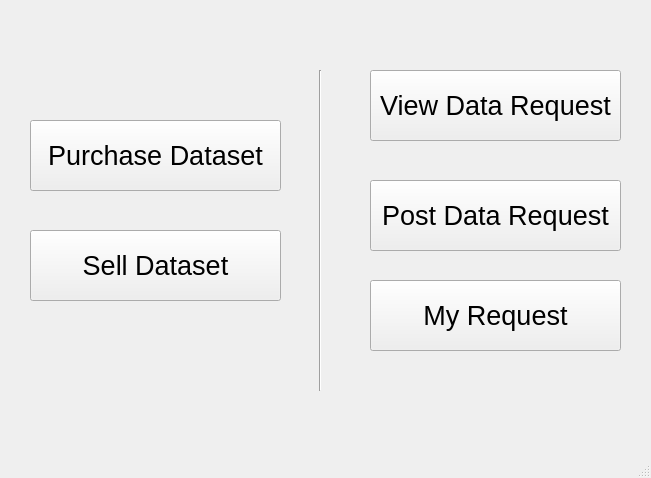
First picture: the form in main page.ui, repository SyedMTaseen/DataSeed, before the edit.
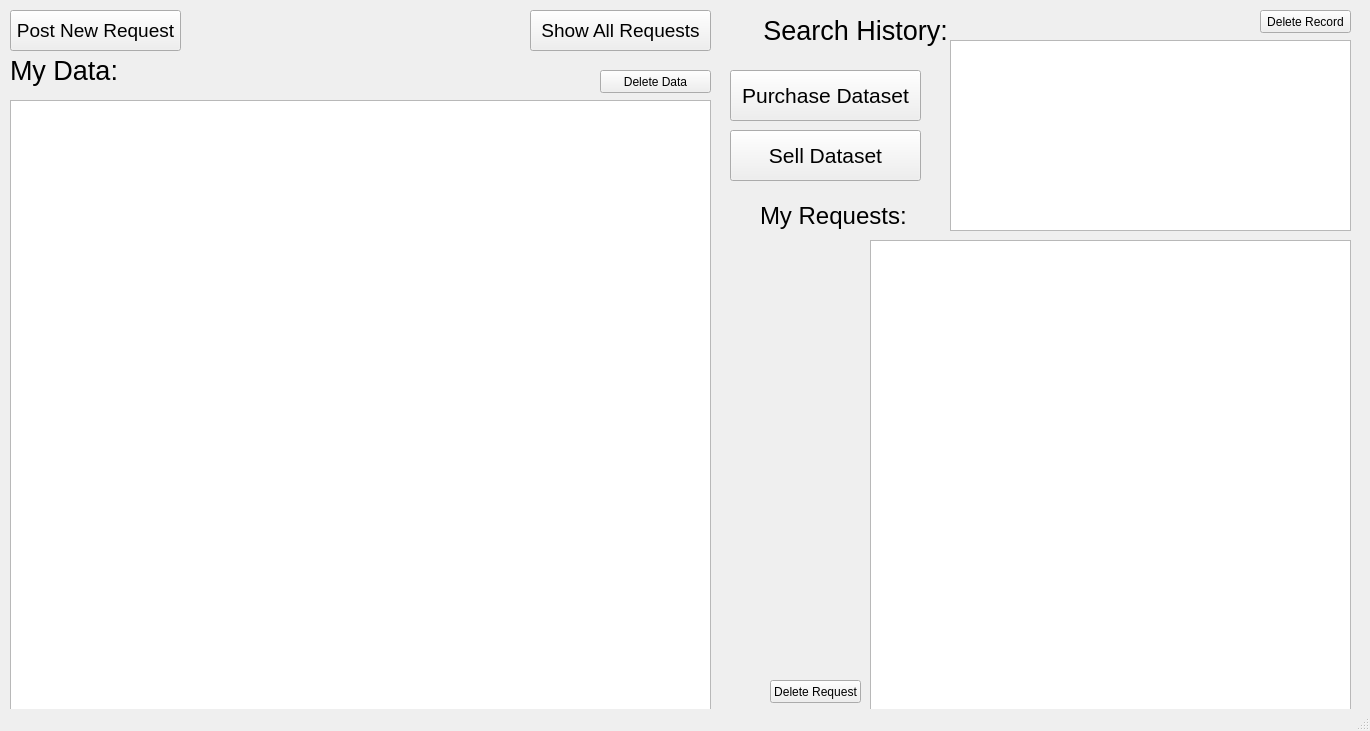
Second picture: the form after the edit.

What changed in the file:
```diff
--- a/main page.ui
+++ b/main page.ui
@@ -6,8 +6,8 @@
    <rect>
     <x>0</x>
     <y>0</y>
-    <width>651</width>
-    <height>478</height>
+    <width>1370</width>
+    <height>731</height>
    </rect>
   </property>
   <property name="windowTitle">
@@ -17,15 +17,15 @@
    <widget class="QPushButton" name="purchase_btn">
     <property name="geometry">
      <rect>
-      <x>30</x>
-      <y>120</y>
-      <width>251</width>
-      <height>71</height>
+      <x>730</x>
+      <y>70</y>
+      <width>191</width>
+      <height>51</height>
      </rect>
     </property>
     <property name="font">
      <font>
-      <pointsize>20</pointsize>
+      <pointsize>16</pointsize>
      </font>
     </property>
     <property name="text">
@@ -38,15 +38,15 @@
    <widget class="QPushButton" name="sell_btn">
     <property name="geometry">
      <rect>
-      <x>30</x>
-      <y>230</y>
-      <width>251</width>
-      <height>71</height>
+      <x>730</x>
+      <y>130</y>
+      <width>191</width>
+      <height>51</height>
      </rect>
     </property>
     <property name="font">
      <font>
-      <pointsize>20</pointsize>
+      <pointsize>16</pointsize>
      </font>
     </property>
     <property name="text">
@@ -56,35 +56,22 @@
      <bool>true</bool>
     </property>
    </widget>
-   <widget class="Line" name="line">
-    <property name="geometry">
-     <rect>
-      <x>310</x>
-      <y>70</y>
-      <width>20</width>
-      <height>321</height>
-     </rect>
-    </property>
-    <property name="orientation">
-     <enum>Qt::Vertical</enum>
-    </property>
-   </widget>
    <widget class="QPushButton" name="view_req_btn">
     <property name="geometry">
      <rect>
-      <x>370</x>
-      <y>70</y>
-      <width>251</width>
-      <height>71</height>
+      <x>530</x>
+      <y>10</y>
+      <width>181</width>
+      <height>41</height>
      </rect>
     </property>
     <property name="font">
      <font>
-      <pointsize>20</pointsize>
+      <pointsize>14</pointsize>
      </font>
     </property>
     <property name="text">
-     <string>View Data Request</string>
+     <string>Show All Requests</string>
     </property>
     <property name="autoDefault">
      <bool>true</bool>
@@ -93,43 +80,199 @@
    <widget class="QPushButton" name="post_req_btn">
     <property name="geometry">
      <rect>
-      <x>370</x>
-      <y>180</y>
-      <width>251</width>
-      <height>71</height>
+      <x>10</x>
+      <y>10</y>
+      <width>171</width>
+      <height>41</height>
      </rect>
     </property>
     <property name="font">
      <font>
-      <pointsize>20</pointsize>
+      <pointsize>14</pointsize>
      </font>
     </property>
     <property name="text">
-     <string>Post Data Request</string>
+     <string>Post New Request</string>
     </property>
     <property name="autoDefault">
      <bool>true</bool>
     </property>
    </widget>
-   <widget class="QPushButton" name="my_req_btn">
+   <widget class="QListWidget" name="listWidget">
     <property name="geometry">
      <rect>
-      <x>370</x>
-      <y>280</y>
-      <width>251</width>
-      <height>71</height>
+      <x>10</x>
+      <y>100</y>
+      <width>701</width>
+      <height>611</height>
      </rect>
     </property>
+   </widget>
+   <widget class="QListWidget" name="listWidget_2">
+    <property name="geometry">
+     <rect>
+      <x>950</x>
+      <y>40</y>
+      <width>401</width>
+      <height>191</height>
+     </rect>
+    </property>
+   </widget>
+   <widget class="QListWidget" name="listWidget_3">
+    <property name="geometry">
+     <rect>
+      <x>870</x>
+      <y>240</y>
+      <width>481</width>
+      <height>471</height>
+     </rect>
+    </property>
+   </widget>
+   <widget class="QLabel" name="label">
+    <property name="geometry">
+     <rect>
+      <x>720</x>
+      <y>10</y>
+      <width>271</width>
+      <height>41</height>
+     </rect>
+    </property>
     <property name="font">
      <font>
+      <family>Segoe UI</family>
       <pointsize>20</pointsize>
      </font>
     </property>
     <property name="text">
-     <string>My Request</string>
+     <string>Search History:</string>
     </property>
-    <property name="autoDefault">
-     <bool>true</bool>
+    <property name="alignment">
+     <set>Qt::AlignCenter</set>
+    </property>
+   </widget>
+   <widget class="QLabel" name="label_2">
+    <property name="geometry">
+     <rect>
+      <x>10</x>
+      <y>50</y>
+      <width>181</width>
+      <height>41</height>
+     </rect>
+    </property>
+    <property name="font">
+     <font>
+      <family>Segoe UI</family>
+      <pointsize>20</pointsize>
+     </font>
+    </property>
+    <property name="text">
+     <string>My Data:</string>
+    </property>
+   </widget>
+   <widget class="QLabel" name="label_3">
+    <property name="geometry">
+     <rect>
+      <x>760</x>
+      <y>190</y>
+      <width>151</width>
+      <height>51</height>
+     </rect>
+    </property>
+    <property name="font">
+     <font>
+      <family>Segoe UI</family>
+      <pointsize>18</pointsize>
+     </font>
+    </property>
+    <property name="text">
+     <string>My Requests:</string>
+    </property>
+   </widget>
+   <widget class="QPushButton" name="deletereq">
+    <property name="geometry">
+     <rect>
+      <x>770</x>
+      <y>680</y>
+      <width>91</width>
+      <height>23</height>
+     </rect>
+    </property>
+    <property name="text">
+     <string>Delete Request</string>
+    </property>
+   </widget>
+   <widget class="QPushButton" name="deleterecord">
+    <property name="geometry">
+     <rect>
+      <x>1260</x>
+      <y>10</y>
+      <width>91</width>
+      <height>23</height>
+     </rect>
+    </property>
+    <property name="text">
+     <string>Delete Record</string>
+    </property>
+   </widget>
+   <widget class="QPushButton" name="deletedata">
+    <property name="geometry">
+     <rect>
+      <x>600</x>
+      <y>70</y>
+      <width>111</width>
+      <height>23</height>
+     </rect>
+    </property>
+    <property name="text">
+     <string>Delete Data</string>
+    </property>
+   </widget>
+   <widget class="QLabel" name="Lerror2">
+    <property name="geometry">
+     <rect>
+      <x>1030</x>
+      <y>10</y>
+      <width>171</width>
+      <height>16</height>
+     </rect>
+    </property>
+    <property name="text">
+     <string/>
+    </property>
+    <property name="alignment">
+     <set>Qt::AlignCenter</set>
+    </property>
+   </widget>
+   <widget class="QLabel" name="Lerror3">
+    <property name="geometry">
+     <rect>
+      <x>230</x>
+      <y>70</y>
+      <width>281</width>
+      <height>16</height>
+     </rect>
+    </property>
+    <property name="text">
+     <string/>
+    </property>
+    <property name="alignment">
+     <set>Qt::AlignCenter</set>
+    </property>
+   </widget>
+   <widget class="QLabel" name="Lerror1">
+    <property name="geometry">
+     <rect>
+      <x>720</x>
+      <y>640</y>
+      <width>141</width>
+      <height>21</height>
+     </rect>
+    </property>
+    <property name="text">
+     <string/>
+    </property>
+    <property name="alignment">
+     <set>Qt::AlignCenter</set>
     </property>
    </widget>
   </widget>
```
